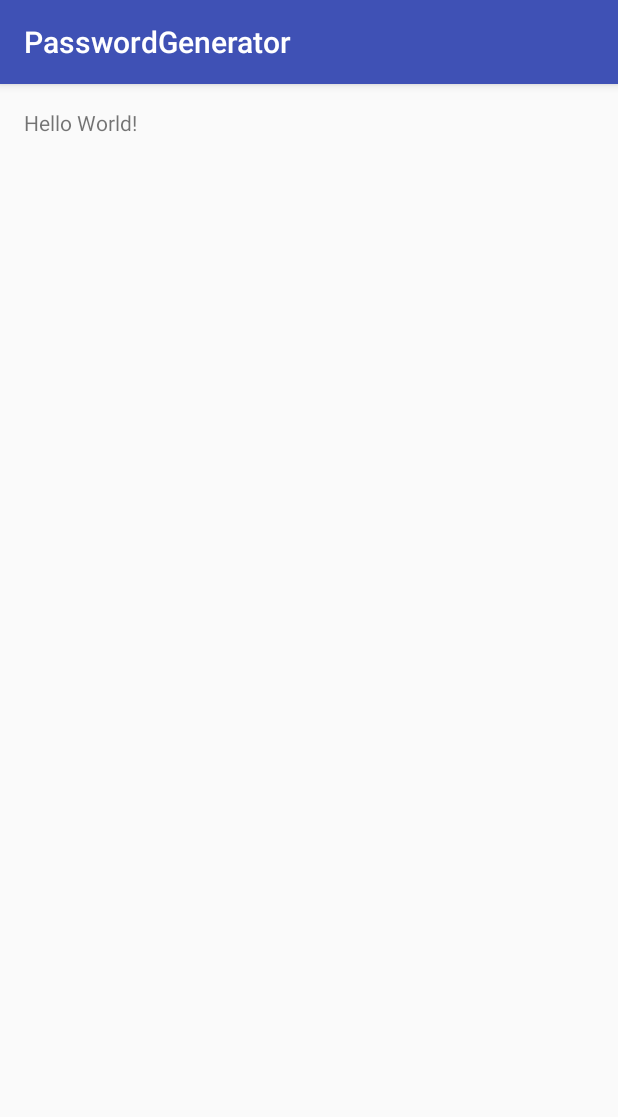
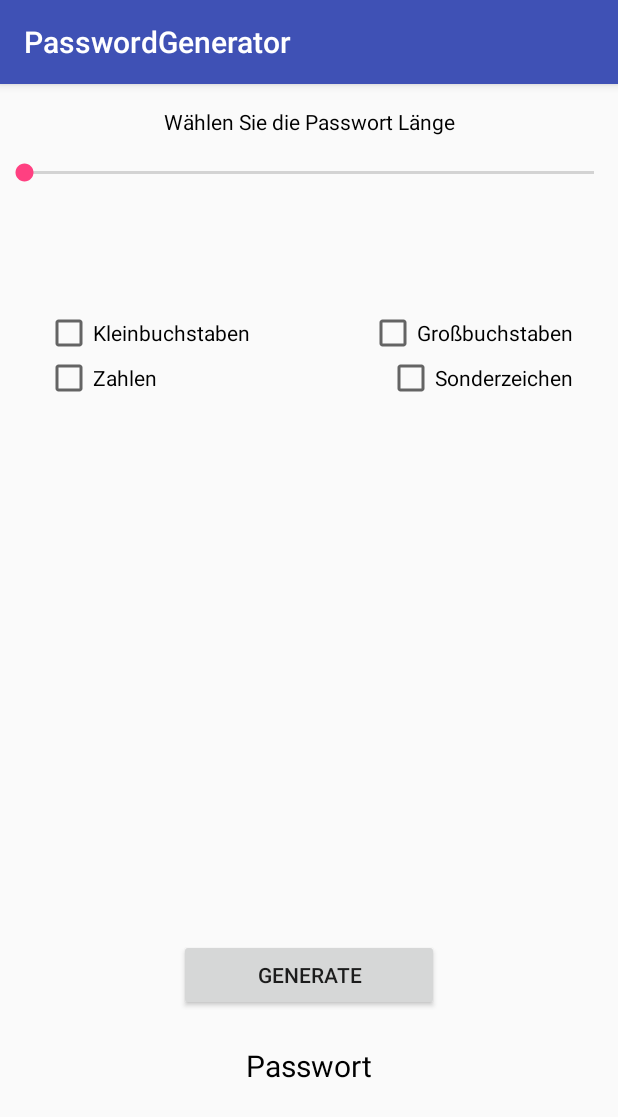
Before and after one commit to I4-Projektseminar-HHU-2016/seminar-project-lomoz, an Android app: the screen it shows after launch (MainActivity), on a phone screen of 412 x 824 dp. Shown: the top 1117 px of the screen. Run offline under Robolectric (Android 15) with nearby library versions, the phone set to English and light mode, and no system bars.

Commit message:
changed RelativeLayout to FrameLayout

```diff
--- a/app/src/main/res/layout/activity_main.xml
+++ b/app/src/main/res/layout/activity_main.xml
@@ -1,16 +1,116 @@
 <?xml version="1.0" encoding="utf-8"?>
-<RelativeLayout xmlns:android="http://schemas.android.com/apk/res/android"
+
+<FrameLayout xmlns:android="http://schemas.android.com/apk/res/android"
     xmlns:tools="http://schemas.android.com/tools"
     android:layout_width="match_parent"
-    android:layout_height="match_parent"
-    android:paddingBottom="@dimen/activity_vertical_margin"
-    android:paddingLeft="@dimen/activity_horizontal_margin"
-    android:paddingRight="@dimen/activity_horizontal_margin"
-    android:paddingTop="@dimen/activity_vertical_margin"
+    android:layout_height="fill_parent"
     tools:context="com.example.lorcan.passwordgenerator.MainActivity">
 
+    <SeekBar
+        android:layout_width="match_parent"
+        android:layout_height="wrap_content"
+        android:id="@+id/seekBar"
+        android:layout_below="@+id/checkBox4"
+        android:layout_marginTop="50dp"
+        android:layout_alignParentLeft="true"
+        android:layout_alignParentStart="true"
+        android:layout_alignRight="@+id/textView"
+        android:layout_alignEnd="@+id/textView"
+        android:max="20"
+        android:indeterminate="false"
+        android:layout_gravity="center_horizontal|top" />
+
     <TextView
+        android:layout_width="match_parent"
+        android:layout_height="33dp"
+        android:text="Wählen Sie die Passwort Länge"
+        android:id="@+id/textView"
+        android:textAlignment="center"
+        android:textColor="@android:color/black"
+        android:textSize="14dp"
+        android:layout_alignParentTop="true"
+        android:layout_alignParentLeft="true"
+        android:layout_alignParentStart="false"
+        android:layout_alignParentRight="true"
+        android:layout_alignParentEnd="false"
+        android:layout_marginTop="15dp"
+        android:layout_gravity="center_horizontal|top" />
+
+    <Button
+        android:layout_width="173dp"
+        android:layout_height="wrap_content"
+        android:text="Generate"
+        android:id="@+id/button2"
+        android:layout_gravity="center_horizontal|bottom"
+        android:layout_marginBottom="150dp" />
+
+    <TextView
+        android:layout_width="166dp"
+        android:layout_height="wrap_content"
+        android:text="Passwort"
+        android:id="@+id/textView2"
+        android:layout_gravity="center_horizontal|bottom"
+        android:layout_marginBottom="100dp"
+        android:textColor="@android:color/black"
+        android:textAlignment="center"
+        android:textIsSelectable="false"
+        android:textSize="20dp" />
+
+    <CheckBox
         android:layout_width="wrap_content"
         android:layout_height="wrap_content"
-        android:text="Hello World!" />
-</RelativeLayout>
+        android:text="Kleinbuchstaben"
+        android:id="@+id/checkBox"
+        android:checked="false"
+        android:layout_below="@+id/seekBar"
+        android:layout_alignParentLeft="true"
+        android:layout_alignParentStart="true"
+        android:layout_gravity="left|top"
+        android:layout_marginLeft="30dp"
+        android:layout_marginBottom="50dp"
+        android:layout_marginTop="150dp" />
+
+    <CheckBox
+        android:layout_width="wrap_content"
+        android:layout_height="wrap_content"
+        android:text="Zahlen"
+        android:id="@+id/checkBox3"
+        android:layout_centerVertical="true"
+        android:layout_alignParentLeft="true"
+        android:layout_alignParentStart="true"
+        android:checked="false"
+        android:layout_gravity="left|top"
+        android:layout_marginTop="180dp"
+        android:layout_marginLeft="30dp"
+        android:layout_marginBottom="30dp" />
+
+    <CheckBox
+        android:layout_width="wrap_content"
+        android:layout_height="wrap_content"
+        android:id="@+id/checkBox2"
+        android:checked="false"
+        android:text="Großbuchstaben"
+        android:layout_alignTop="@+id/checkBox"
+        android:layout_toRightOf="@+id/checkBox"
+        android:layout_toEndOf="@+id/checkBox"
+        android:layout_gravity="right|top"
+        android:layout_marginTop="150dp"
+        android:layout_marginRight="30dp" />
+
+    <CheckBox
+        android:layout_width="wrap_content"
+        android:layout_height="wrap_content"
+        android:id="@+id/checkBox4"
+        android:layout_centerVertical="true"
+        android:layout_alignLeft="@+id/checkBox2"
+        android:layout_alignStart="@+id/checkBox2"
+        android:checked="false"
+        android:text="Sonderzeichen"
+        android:layout_alignParentStart="false"
+        android:layout_alignParentEnd="false"
+        android:layout_gravity="right|top"
+        android:layout_marginTop="180dp"
+        android:layout_marginBottom="30dp"
+        android:layout_marginRight="30dp" />
+
+</FrameLayout>
```
